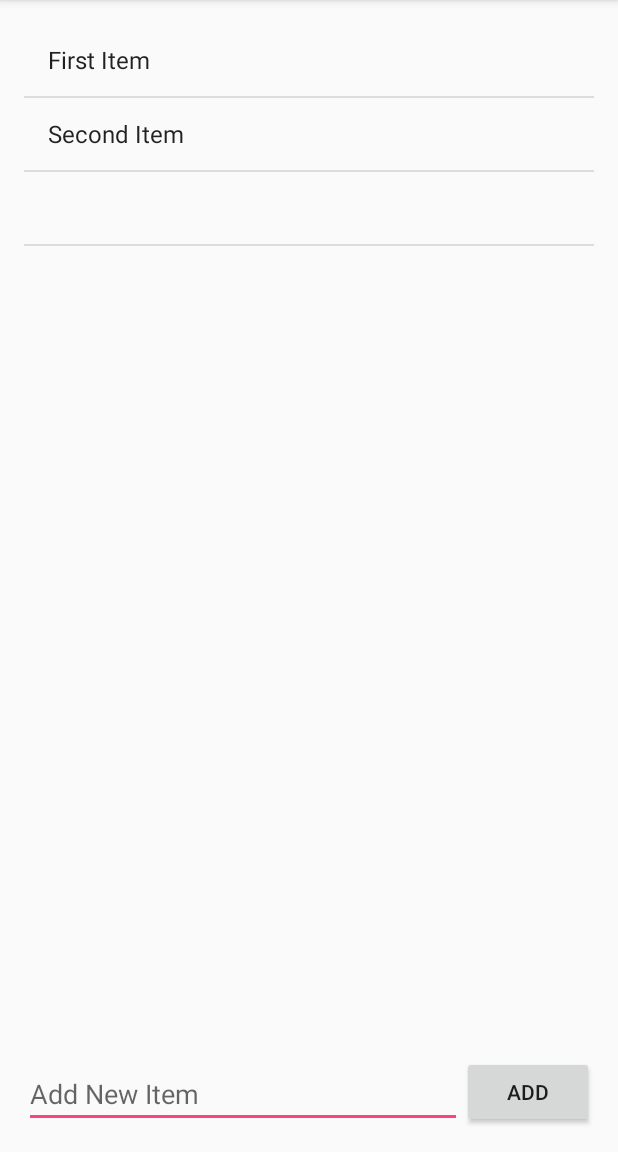
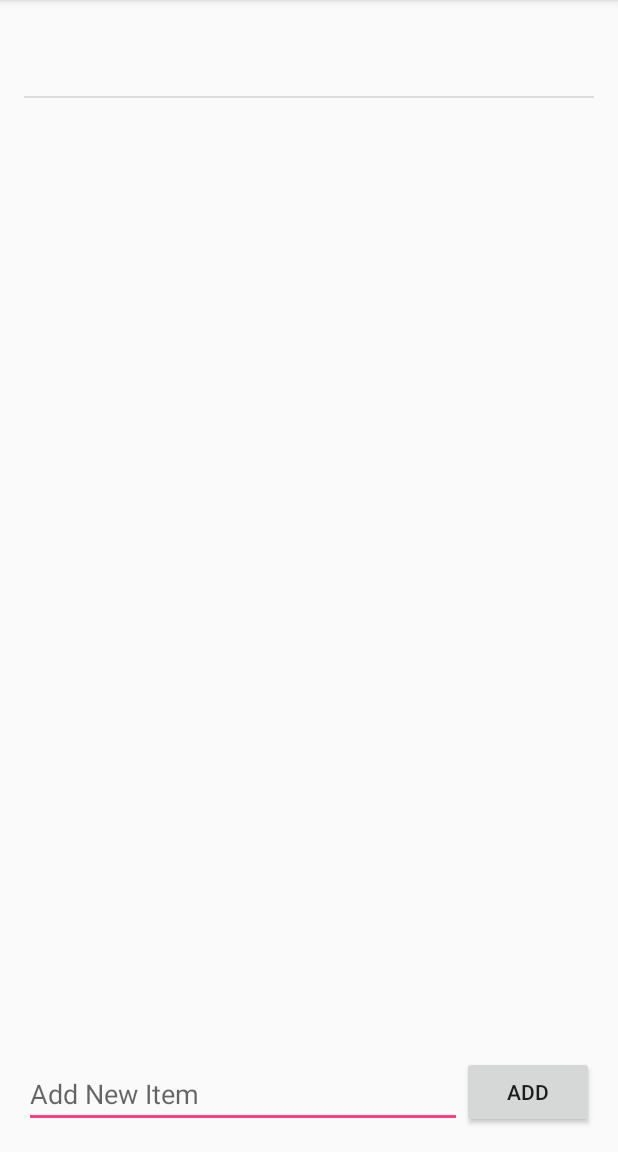
Before and after one commit to huhx0015/AB0_SimpleTodo, an Android app: the screen it shows after launch (MainActivity), after a tap on "ADD", on a phone screen of 412 x 824 dp, the part 84-1236 px from its top. Run offline under Robolectric (Android 15) with nearby library versions, the phone set to English and light mode, and no system bars.

Commit message:
* Fixed issue with adding item creating duplicates. * Removed addition of "First Item" and "Second Item" from the onCreate() method.

```diff
--- a/app/src/main/java/com/yoonhuh/todoapplication/MainActivity.java
+++ b/app/src/main/java/com/yoonhuh/todoapplication/MainActivity.java
@@ -46,12 +46,9 @@ public class MainActivity extends AppCompatActivity {
 
         lvItems = (ListView) findViewById(R.id.lvItems);
         items = new ArrayList<String>();
-        readItems();
-
         itemsAdapter = new ArrayAdapter<String>(this, android.R.layout.simple_list_item_1, items);
         lvItems.setAdapter(itemsAdapter);
-        items.add("First Item");
-        items.add("Second Item");
+
         setupListViewListener();
     }
 
@@ -66,7 +63,8 @@ public class MainActivity extends AppCompatActivity {
             String item = data.getExtras().getString("Item");
             int position = data.getExtras().getInt("Position");
             items.set(position, item);
-            itemsAdapter.add(item);
+            itemsAdapter.notifyDataSetChanged();
+            //itemsAdapter.add(item);
             writeItems();
         }
     }
```
